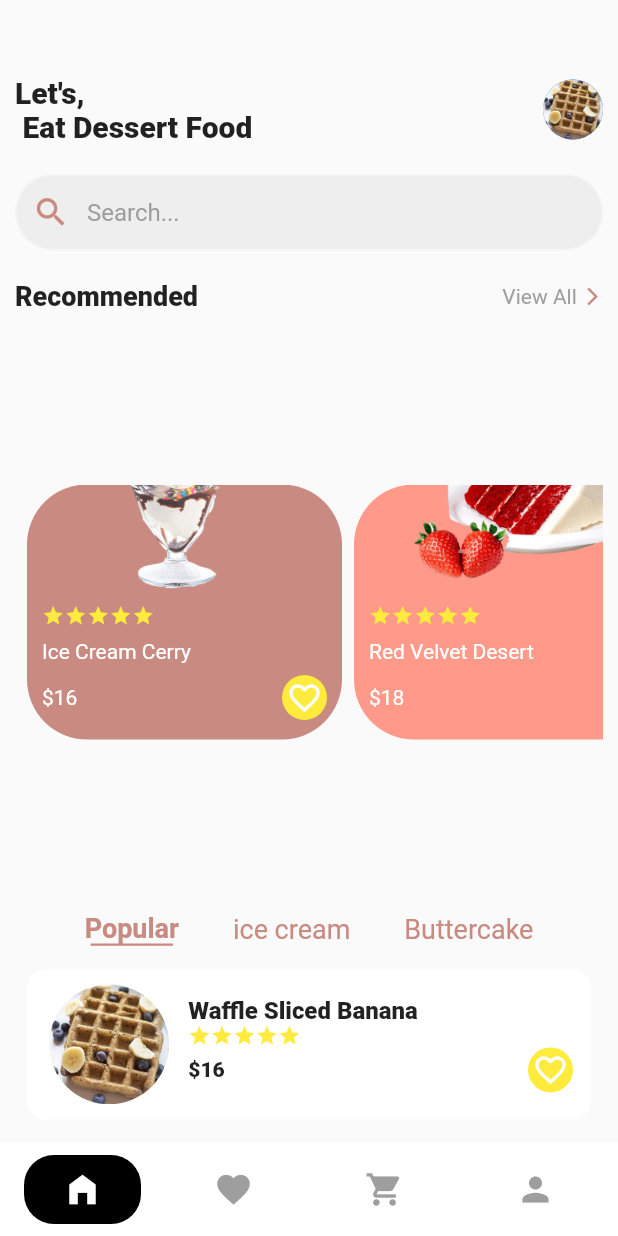
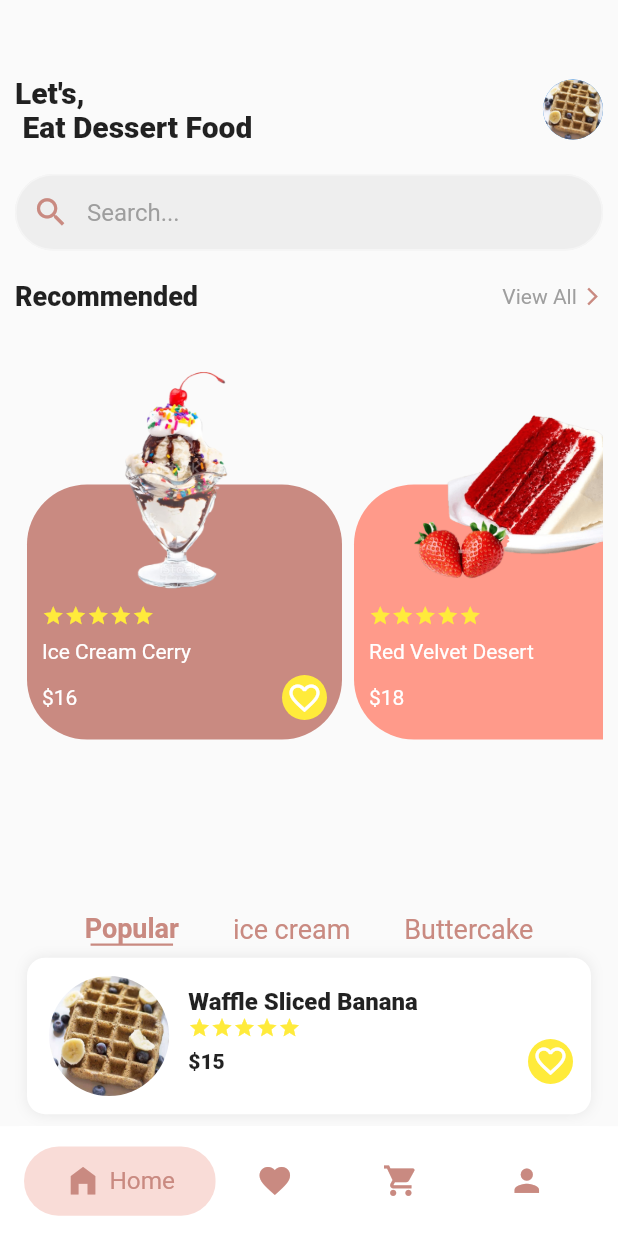
Before and after one commit to Moshood-Kausar/cake_app, a Flutter app: the screen it shows after launch, on a phone screen of 412 x 824 dp. Run offline on Flutter 3.47's test engine with Material 2 defaults, Android fonts, the phone set to English and light mode, and no system bars.

Commit message:
I think I'm done 😂😁🤩

```diff
--- a/lib/screens/dashboard.dart
+++ b/lib/screens/dashboard.dart
@@ -29,6 +29,12 @@ class _DashBoardState extends State<DashBoard> {
     Icons.shopping_cart,
     Icons.person,
   ];
+   final List<String> _label = [
+    'Home',
+    'Favorite',
+    'Cart',
+    'Profile',
+  ];
 
   @override
   Widget build(BuildContext context) {
@@ -45,6 +51,7 @@ class _DashBoardState extends State<DashBoard> {
           ),
           child: Padding(
             padding: const EdgeInsets.symmetric(horizontal: 16.0),
+            child: FittedBox(
               child: Row(
                 mainAxisSize: MainAxisSize.max,
                 mainAxisAlignment: MainAxisAlignment.spaceBetween,
@@ -58,18 +65,30 @@ class _DashBoardState extends State<DashBoard> {
                     },
                     child: Container(
                       padding: const EdgeInsets.symmetric(
-                        horizontal: 26, vertical: 10),
-                    margin: const EdgeInsets.symmetric(vertical: 8),
+                          horizontal: 20, vertical: 8),
+                      margin: const EdgeInsets.symmetric(vertical: 10),
                       decoration: BoxDecoration(
-                      color:
-                          _currentIndex == index ? Colors.black : Colors.white,
+                        color: _currentIndex == index
+                            ?  Color(0xFFF9DCD7)
+                            : Colors.white,
                         borderRadius: BorderRadius.circular(20),
                       ),
-                    child: Icon(
+                      child: Row(
+                        mainAxisSize: MainAxisSize.max,
+                        children: [
+                          Icon(
                             _icons[index],
-                      size: 26,
-                      color:
-                          _currentIndex == index ? Colors.white : Colors.grey,
+                            size: 18,
+                            color: _currentIndex == index
+                                ?  Color(0xFFC98A81)
+                                :  Color(0xFFC98A81),
+                          ),
+                          const SizedBox(width: 4),
+                          _currentIndex == index
+                              ? Text(_label[index],
+                                  style: const TextStyle(color:  Color(0xFFC98A81), fontSize:12))
+                              : const Center(),
+                        ],
                       ),
                     ),
                   ),
@@ -78,27 +97,7 @@ class _DashBoardState extends State<DashBoard> {
             ),
           ),
         ),
-
-      // bottomNavigationBar: BottomNavigationBar(
-      //   currentIndex: _currentIndex,
-      //   onTap: onTapped,
-      //   iconSize: 20,
-      //   selectedItemColor: Colors.black,
-
-      //   unselectedItemColor: Colors.grey,
-      //   selectedLabelStyle: const TextStyle(fontSize: 16),
-      //   unselectedLabelStyle: const TextStyle(color: Colors.grey),
-      //   type: BottomNavigationBarType.fixed,
-      //   // ignore: prefer_const_literals_to_create_immutables
-      //   items: [
-      //     const BottomNavigationBarItem(icon: Icon(Icons.home), label: "Home  "),
-      //     const BottomNavigationBarItem(
-      //         icon: Icon(Icons.favorite), label: " Favorite "),
-      //     const BottomNavigationBarItem(icon: Icon(Icons.shopping_cart), label: " Cart "),
-      //     const BottomNavigationBarItem(
-      //         icon: Icon(Icons.person), label: "Profile  "),
-      //   ],
-      // ),
+      ),
       body: _widget[_currentIndex],
     );
   }
--- a/lib/screens/homepage.dart
+++ b/lib/screens/homepage.dart
@@ -93,6 +93,7 @@ class _HomeState extends State<Home> {
                     return Stack(
                       alignment: Alignment.center,
                       fit: StackFit.passthrough,
+                      overflow: Overflow.visible,
                       children: [
                         Padding(
                           padding: const EdgeInsets.only(left: 8.0),
@@ -228,26 +229,20 @@ class _HomeState extends State<Home> {
                 });
               },
               children: [
-                Center(
-                  child: cakecard(
-                    text: 'Waffle Sliced Banana',
-                    price: "\$16",
-                    img: "assets/waffle.jpg",
-                  ),
+                cakecard(
+                  text: 'Waffle Sliced Banana',
+                  price: "\$15",
+                  img: "assets/waffle.jpg",
                 ),
-                Center(
-                  child: cakecard(
-                    text: 'Waffle Sliced Banana',
-                    price: "\$16",
-                    img: "assets/stcake.png",
-                  ),
+                cakecard(
+                  text: 'Red Velvet Desert',
+                  price: "\$18",
+                  img: "assets/stcake.png",
                 ),
-                Center(
-                  child: cakecard(
-                    text: 'Waffle Sliced Banana',
-                    price: "\$16",
-                    img: "assets/ccake.png",
-                  ),
+                cakecard(
+                  text: 'Ice Cream Cerry',
+                  price: "\$16",
+                  img: "assets/ccake.png",
                 ),
               ],
             ),
@@ -259,8 +254,8 @@ class _HomeState extends State<Home> {
 
   Widget cakecard({
     String? img,
-    String? price,
-    String? text,
+    price,
+    text,
   }) {
     return Container(
       margin: const EdgeInsets.all(8.0),
@@ -270,6 +265,12 @@ class _HomeState extends State<Home> {
       decoration: BoxDecoration(
         color: Colors.white,
         borderRadius: BorderRadius.circular(12),
+        boxShadow: [
+          BoxShadow(
+            color: Colors.grey.withOpacity(0.2),
+            blurRadius: 7,
+          ),
+        ],
       ),
       child: Row(
         children: [
```
Lines whose indentation alone changed are shown as unchanged.
